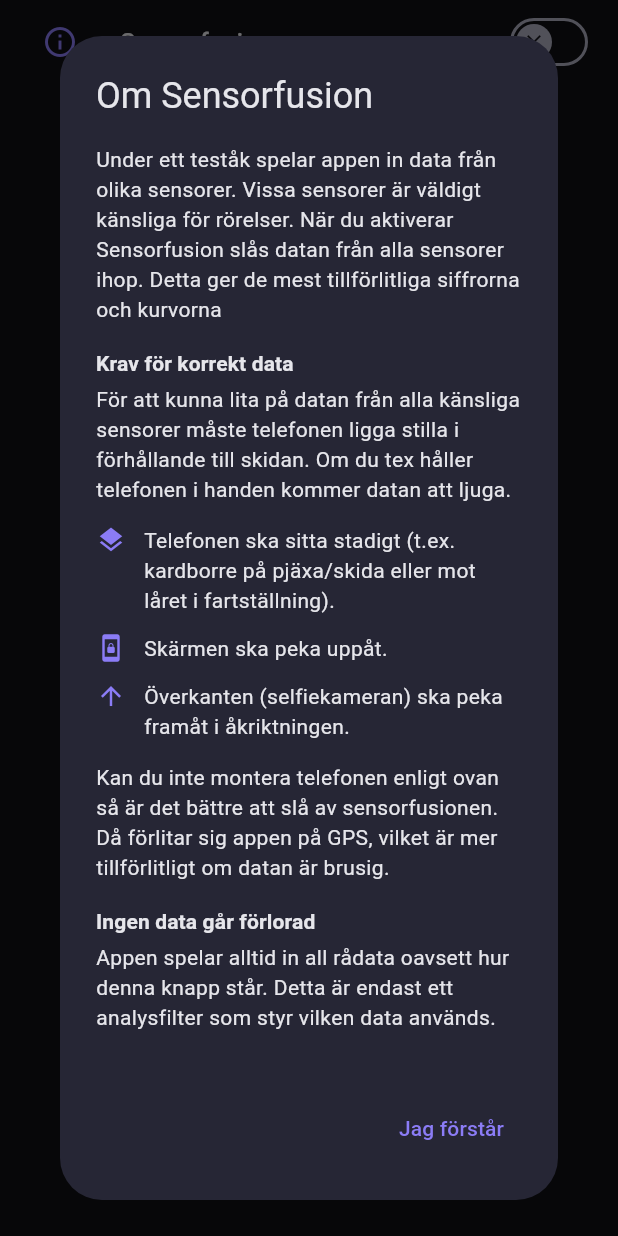
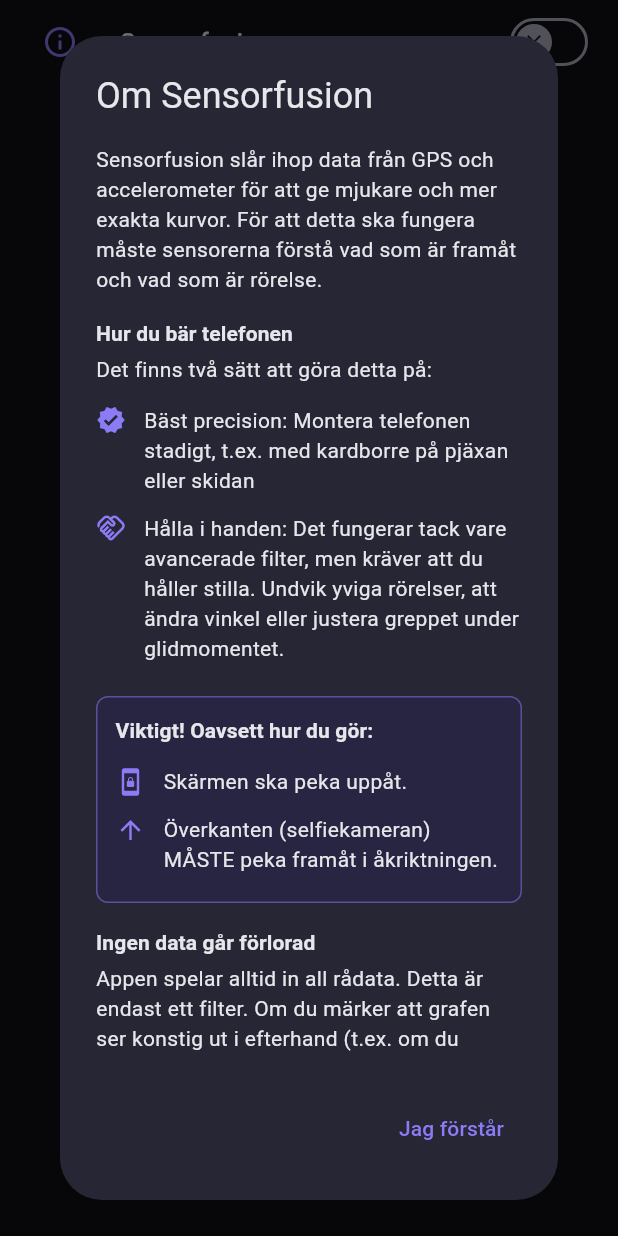
Before and after one commit to kristofferkarlsson93/skidpark, a Flutter app: the SensorFusionToggle widget shown alone on an empty page, opened directly with empty values, after a tap on the "info" icon, on a phone screen of 412 x 824 dp. Run offline on Flutter 3.47's test engine with Material 3 defaults, Android fonts, the phone set to English and light mode, and no system bars; our stand-ins replace drift, drift_flutter, fl_chart, flutter_svg, geolocator, sensors_plus and 1 more; accounts and stored records are empty; generated files the repository leaves out were written again.

Commit message:
feat: run recorder in background, and better texts

```diff
--- a/lib/features/glide_testing/compare/widgets/sensor_fusion_switch.dart
+++ b/lib/features/glide_testing/compare/widgets/sensor_fusion_switch.dart
@@ -39,39 +39,71 @@ class SensorFusionToggle extends StatelessWidget {
             crossAxisAlignment: CrossAxisAlignment.start,
             children: [
               Text(
-                'Under ett teståk spelar appen in data från olika sensorer. Vissa sensorer är väldigt känsliga för rörelser. När du aktiverar Sensorfusion slås datan från alla sensorer ihop. Detta ger de mest tillförlitliga siffrorna och kurvorna',
+                'Sensorfusion slår ihop data från GPS och accelerometer för att ge mjukare och mer exakta kurvor. För att detta ska fungera måste sensorerna förstå vad som är framåt och vad som är rörelse.',
                 style: theme.textTheme.bodyMedium,
               ),
               const SizedBox(height: 16),
+
               Text(
-                'Krav för korrekt data',
+                'Hur du bär telefonen',
                 style: theme.textTheme.titleSmall?.copyWith(
                   fontWeight: FontWeight.bold,
                 ),
               ),
               const SizedBox(height: 4),
               Text(
-                'För att kunna lita på datan från alla känsliga sensorer måste telefonen ligga stilla i förhållande till skidan. Om du tex håller telefonen i handen kommer datan att ljuga.',
+                'Det finns två sätt att göra detta på:',
                 style: theme.textTheme.bodyMedium,
               ),
               const SizedBox(height: 8),
+
               _buildIconRow(
                 theme,
-                Icons.layers,
-                'Telefonen ska sitta stadigt (t.ex. kardborre på pjäxa/skida eller mot låret i fartställning).',
+                Icons.verified,
+                'Bäst precision: Montera telefonen stadigt, t.ex. med kardborre på pjäxan eller skidan',
               ),
-              _buildIconRow(
-                  theme, Icons.screen_lock_portrait, 'Skärmen ska peka uppåt.'),
+
               _buildIconRow(
                 theme,
-                Icons.arrow_upward,
-                'Överkanten (selfiekameran) ska peka framåt i åkriktningen.',
+                Icons.handshake_outlined,
+                'Hålla i handen: Det fungerar tack vare avancerade filter, men kräver att du håller stilla. Undvik yviga rörelser, att ändra vinkel eller justera greppet under glidmomentet.',
               ),
-              const SizedBox(height: 8),
-              Text(
-                'Kan du inte montera telefonen enligt ovan så är det bättre att slå av sensorfusionen. Då förlitar sig appen på GPS, vilket är mer tillförlitligt om datan är brusig.',
-                style: theme.textTheme.bodyMedium,
+
+              const SizedBox(height: 16),
+
+              Container(
+                padding: const EdgeInsets.all(12),
+                decoration: BoxDecoration(
+                  color: theme.colorScheme.primaryContainer.withOpacity(0.3),
+                  borderRadius: BorderRadius.circular(8),
+                  border: Border.all(
+                    color: theme.colorScheme.primary.withOpacity(0.5),
+                  ),
+                ),
+                child: Column(
+                  crossAxisAlignment: CrossAxisAlignment.start,
+                  children: [
+                    Text(
+                      'Viktigt! Oavsett hur du gör:',
+                      style: theme.textTheme.labelLarge?.copyWith(
+                        fontWeight: FontWeight.bold,
+                      ),
+                    ),
+                    const SizedBox(height: 8),
+                    _buildIconRow(
+                      theme,
+                      Icons.screen_lock_portrait,
+                      'Skärmen ska peka uppåt.',
+                    ),
+                    _buildIconRow(
+                      theme,
+                      Icons.arrow_upward,
+                      'Överkanten (selfiekameran) MÅSTE peka framåt i åkriktningen.',
+                    ),
+                  ],
+                ),
               ),
+
               const SizedBox(height: 16),
               Text(
                 'Ingen data går förlorad',
@@ -81,7 +113,7 @@ class SensorFusionToggle extends StatelessWidget {
               ),
               const SizedBox(height: 4),
               Text(
-                'Appen spelar alltid in all rådata oavsett hur denna knapp står. Detta är endast ett analysfilter som styr vilken data används.',
+                'Appen spelar alltid in all rådata. Detta är endast ett filter. Om du märker att grafen ser konstig ut i efterhand (t.ex. om du råkade vifta med handen) kan du slå av sensorfusionen då.',
                 style: theme.textTheme.bodyMedium,
               ),
               const SizedBox(height: 16),
@@ -106,9 +138,7 @@ class SensorFusionToggle extends StatelessWidget {
         children: [
           Icon(icon, size: 20, color: theme.colorScheme.primary),
           const SizedBox(width: 12),
-          Expanded(
-            child: Text(text, style: theme.textTheme.bodyMedium),
-          ),
+          Expanded(child: Text(text, style: theme.textTheme.bodyMedium)),
         ],
       ),
     );
--- a/lib/features/glide_testing/test_runs/data_recorder.dart
+++ b/lib/features/glide_testing/test_runs/data_recorder.dart
@@ -121,6 +121,12 @@ class DataRecorder extends ChangeNotifier {
         accuracy: LocationAccuracy.bestForNavigation,
         distanceFilter: 0,
         intervalDuration: const Duration(milliseconds: 200),
+        foregroundNotificationConfig: const ForegroundNotificationConfig(
+          notificationTitle: "Min Skidpark - GlidLabbet körs",
+          notificationText: "Spelar in glidtest",
+          enableWakeLock: true, // keep cpu awake
+          setOngoing: true, // Can remove notification.
+        ),
       );
     } else if (Platform.isIOS) {
       return AppleSettings(
```
Also changed, not shown: 1 other file.
